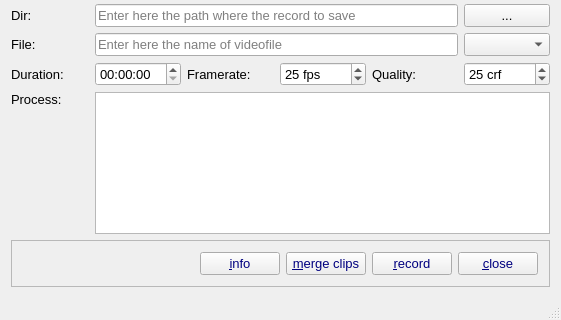
Qt form mainwindow.ui (fasa1964/screenrecorder) before a commit; both pictures show x 0 to 561 and y 167 to 487 of the 561 by 487 pixel window.
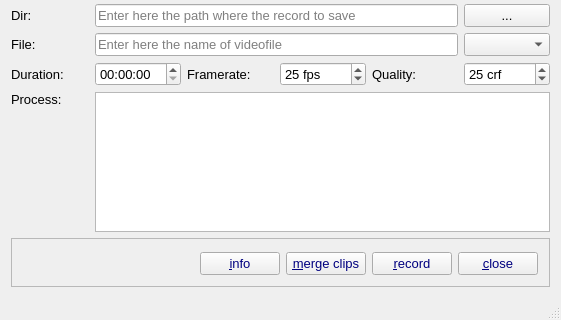
The same form after that commit.

Commit message: Change frame style for buttons.

```diff
--- a/mainwindow.ui
+++ b/mainwindow.ui
@@ -202,7 +202,7 @@
        <enum>QFrame::StyledPanel</enum>
       </property>
       <property name="frameShadow">
-       <enum>QFrame::Raised</enum>
+       <enum>QFrame::Plain</enum>
       </property>
       <layout class="QGridLayout" name="gridLayout">
        <item row="0" column="0">
@@ -220,6 +220,12 @@
        </item>
        <item row="0" column="1">
         <layout class="QHBoxLayout" name="horizontalLayout">
+         <property name="leftMargin">
+          <number>0</number>
+         </property>
+         <property name="topMargin">
+          <number>2</number>
+         </property>
          <item>
           <widget class="QPushButton" name="infoButton">
            <property name="palette">
```
